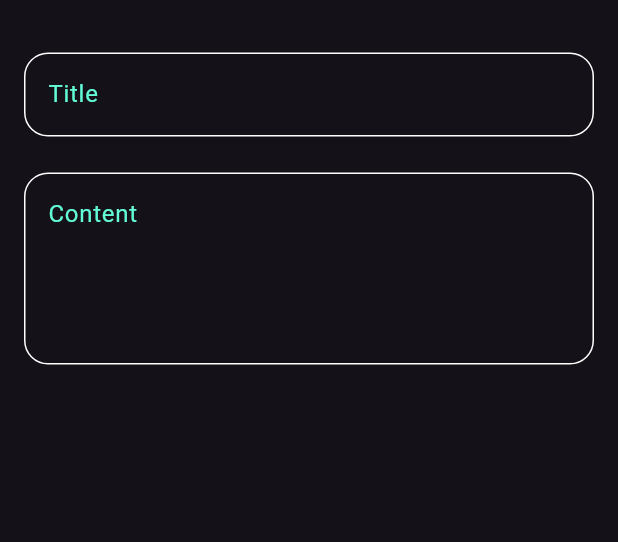
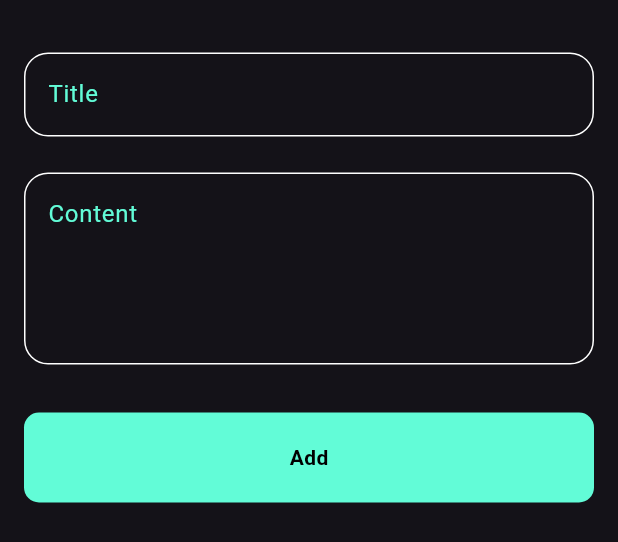
Before and after one commit to midoHaz/Note-app, a Flutter app: the AddNoteBottomSheet widget shown alone on an empty page, opened directly, on a phone screen of 412 x 824 dp. Shown: the top 542 px of the screen. Run offline on Flutter 3.47's test engine with Material 3 defaults, Android fonts, the phone set to English and light mode, and no system bars.

Commit message:
finish add note bottom sheet

```diff
--- a/lib/widgets/add_note.dart
+++ b/lib/widgets/add_note.dart
@@ -1,4 +1,5 @@
 import 'package:flutter/material.dart';
+import 'package:note_app/widgets/custom_button.dart';
 import 'package:note_app/widgets/custom_text_field.dart';
 
 class AddNoteBottomSheet extends StatelessWidget {
@@ -8,6 +9,7 @@ class AddNoteBottomSheet extends StatelessWidget {
   Widget build(BuildContext context) {
     return const Padding(
       padding: EdgeInsets.symmetric(horizontal: 16.0),
+      child: SingleChildScrollView(
         child: Column(
           children: [
             SizedBox(
@@ -15,8 +17,13 @@ class AddNoteBottomSheet extends StatelessWidget {
             ),
             CustomTextField(hint: 'Title',),
             SizedBox(height: 24,),
-          CustomTextField(hint: 'Content',maxLines: 4,)
+            CustomTextField(hint: 'Content',maxLines: 4,),
+            SizedBox(height: 32,),
+            CustomButton(),
+            SizedBox(height: 32,),
+
           ],
+        ),
       ),
     );
   }
--- /dev/null
+++ b/lib/widgets/custom_button.dart
@@ -0,0 +1,21 @@
+import 'package:flutter/material.dart';
+import 'package:note_app/constants.dart';
+
+class CustomButton extends StatelessWidget {
+  const CustomButton({Key? key}) : super(key: key);
+
+  @override
+  Widget build(BuildContext context) {
+    return Container(
+      width: MediaQuery.of(context).size.width,
+      height: 60,
+      decoration: BoxDecoration(
+        color: kPrimaryColor,
+        borderRadius: BorderRadius.circular(10),
+      ),
+      child: const Center(
+        child: Text("Add",style: TextStyle(color: Colors.black,fontWeight: FontWeight.bold),),
+      ),
+    );
+  }
+}
```
Lines whose indentation alone changed are shown as unchanged.
